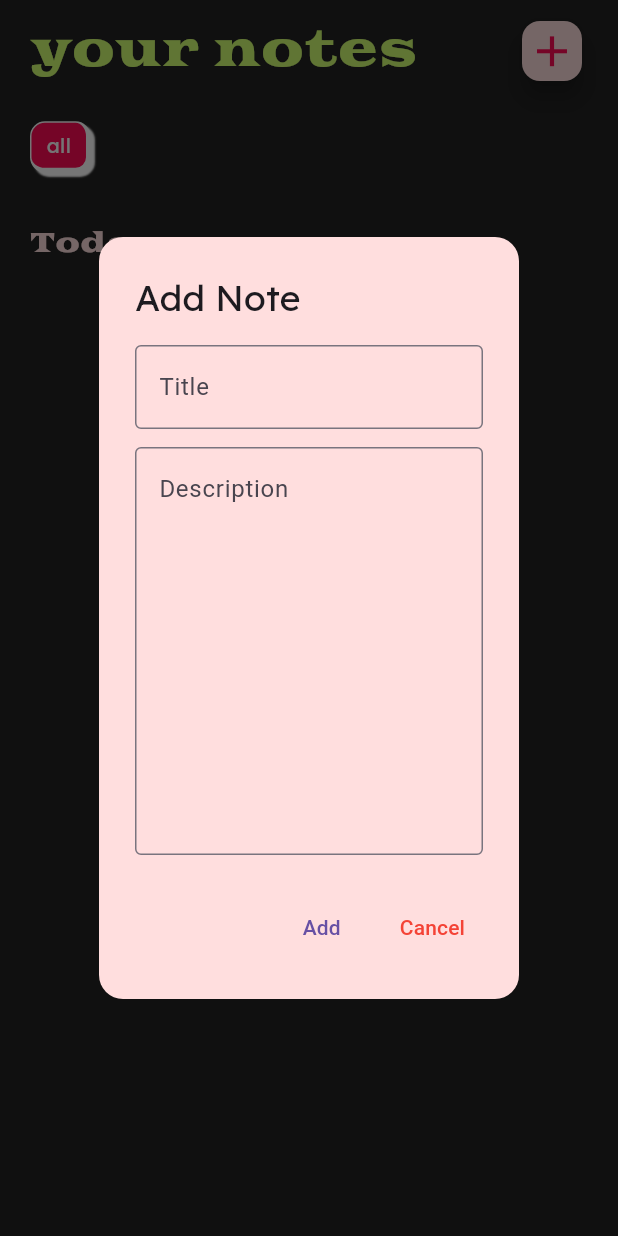
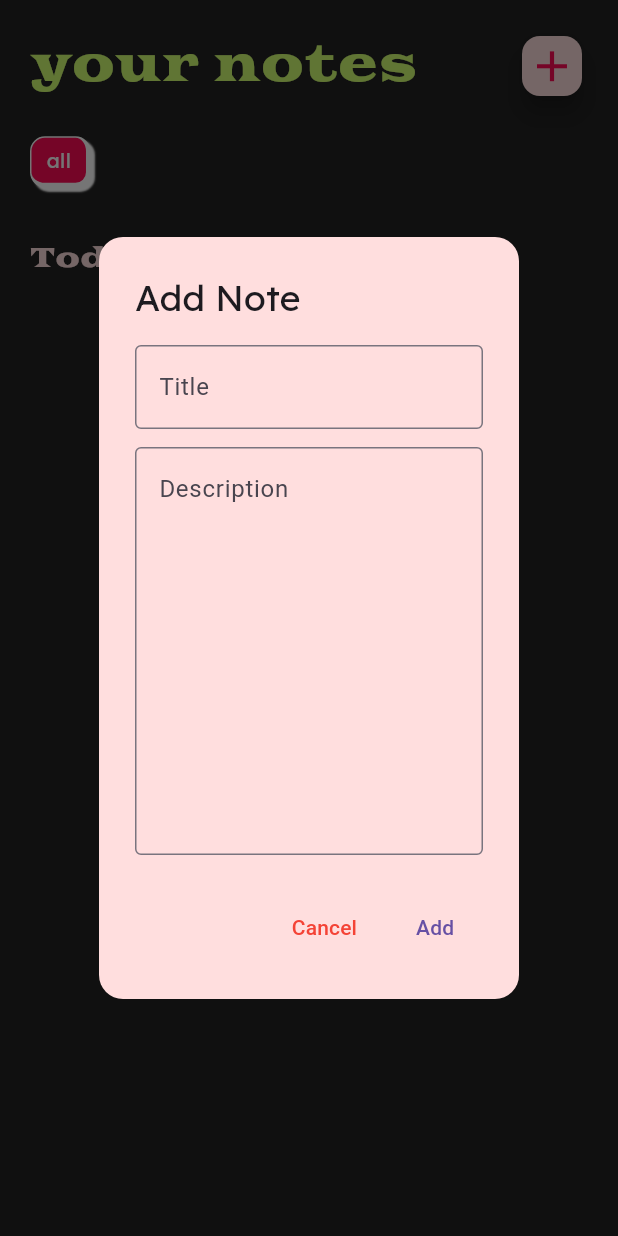
Before and after one commit to himayajawad19/Notes-DApp, a Flutter app: the screen it shows after launch, after a tap on the "add" icon, on a phone screen of 412 x 824 dp. Run offline on Flutter 3.47's test engine with Material 3 defaults, Android fonts, the phone set to English and light mode, and no system bars; our stand-ins replace flutter_screenutil, shimmer; missing offline and left inert: web3dart; statements that could not run were skipped.

Commit message:
contract updated, UI updated and update notes functionality added

```diff
--- a/notes_dapp/lib/models/notes_model.dart
+++ b/notes_dapp/lib/models/notes_model.dart
@@ -2,7 +2,8 @@ class NotesModel {
   final String title;
   final String description;
   final int id;
+  final DateTime time;
 
-  NotesModel({required this.title, required this.description, required this.id});
+  NotesModel({required this.time ,required this.title, required this.description, required this.id});
 
 }
--- a/notes_dapp/lib/screens/notesView.dart
+++ b/notes_dapp/lib/screens/notesView.dart
@@ -1,10 +1,11 @@
-import 'dart:math';
-
 import 'package:flutter/material.dart';
 import 'package:flutter_screenutil/flutter_screenutil.dart';
+import 'package:intl/intl.dart';
 import 'package:notes_dapp/screens/notesVm.dart';
 import 'package:notes_dapp/utils/AppColors.dart';
+import 'package:notes_dapp/utils/appConstants.dart';
 import 'package:provider/provider.dart';
+import 'package:shimmer/shimmer.dart';
 
 class Notesview extends StatelessWidget {
   Notesview({super.key});
@@ -27,10 +28,7 @@ class Notesview extends StatelessWidget {
           backgroundColor: AppColors.backgroundColor,
           body: SafeArea(
             child: Padding(
-              padding: const EdgeInsets.symmetric(
-                horizontal: 20.0,
-                vertical: 10,
-              ),
+              padding: const EdgeInsets.only(left: 20.0, right: 20.0, top: 20),
               child: Column(
                 mainAxisAlignment: MainAxisAlignment.start,
                 crossAxisAlignment: CrossAxisAlignment.start,
@@ -44,7 +42,6 @@ class Notesview extends StatelessWidget {
                           color: AppColors.accentColor2,
                           fontFamily: 'Goblin_One',
                           fontSize: 28.sp,
-                          // fontWeight: FontWeight.bold,
                         ),
                       ),
                       FloatingActionButton(
@@ -100,7 +97,65 @@ class Notesview extends StatelessWidget {
                     ),
                   ),
                   SizedBox(height: 30.h),
-                  Text(
+                  vm.isLoading
+                      ? Shimmer.fromColors(
+                        baseColor: Colors.grey.shade500,
+                        highlightColor: Colors.grey.shade300,
+                        child: Column(
+                          crossAxisAlignment: CrossAxisAlignment.start,
+                          children: [
+                            Container(
+                              decoration: BoxDecoration(
+                                color: Colors.white,
+                                borderRadius: BorderRadius.circular(8),
+                              ),
+                              height: 20.h,
+                              width: 80.w,
+                            ),
+                            SizedBox(height: 10.h),
+                            SizedBox(
+                              height: 500.h,
+                              child: ListView.builder(
+                                itemCount: 4,
+                                itemBuilder: (context, index) {
+                                  return Padding(
+                                    padding: const EdgeInsets.all(8.0),
+                                    child: Column(
+                                      mainAxisAlignment: MainAxisAlignment.start,
+                                      crossAxisAlignment: CrossAxisAlignment.start,
+                                      children: [
+                                        Container(
+                                          decoration: BoxDecoration(
+                                            color: Colors.white,
+                                            borderRadius: BorderRadius.circular(
+                                              8,
+                                            ),
+                                          ),
+                                          height: 20.h,
+                                          width: 40.w,
+                                        ),
+                                        SizedBox(height: 4.h),
+                                        Container(
+                                          width: double.infinity,
+                                          height: 100.h,
+                                          padding: EdgeInsets.all(16),
+                                          decoration: BoxDecoration(
+                                            color: Colors.white,
+                                            borderRadius: BorderRadius.circular(
+                                              8,
+                                            ),
+                                          ),
+                                        ),
+                                      ],
+                                    ),
+                                  );
+                                },
+                              ),
+                            ),
+                          ],
+                        ),
+                      )
+                      : Text(
                         "Today",
                         style: TextStyle(
                           color: AppColors.secondaryColor,
@@ -113,13 +168,16 @@ class Notesview extends StatelessWidget {
                     child: ListView.builder(
                       itemCount: vm.notes.length,
                       itemBuilder: (context, index) {
+                        vm.notes.sort((a, b) => b.time.compareTo(a.time));
                         return Padding(
                           padding: const EdgeInsets.all(8.0),
                           child: Column(
                             crossAxisAlignment: CrossAxisAlignment.start,
                             children: [
                               Text(
-                                '6:22 pm',
+                                DateFormat(
+                                  "HH:mm",
+                                ).format(vm.notes[index].time),
                                 style: TextStyle(
                                   fontSize: 14.sp,
                                   color: Colors.white70,
@@ -145,7 +203,7 @@ class Notesview extends StatelessWidget {
                                         children: [
                                           Expanded(
                                             child: Text(
-                                              vm.notes[index].description,
+                                              vm.notes[index].title,
                                               style: TextStyle(
                                                 fontSize: 18.sp,
                                                 color: Colors.white,
@@ -156,6 +214,17 @@ class Notesview extends StatelessWidget {
                                           ),
                                           Spacer(),
                                           InkWell(
+                                            onTap: () {
+                                              vm.isEdit = true;
+                                              vm.setData(index);
+                                              Appconstants.noteId = index;
+                                              showDialog(
+                                                context: context,
+                                                builder:
+                                                    (context) =>
+                                                        addNoteBox(context, vm),
+                                              );
+                                            },
                                             child: Icon(
                                               Icons.edit,
                                               size: 16.sp,
@@ -177,7 +246,7 @@ class Notesview extends StatelessWidget {
                                         ],
                                       ),
                                       Text(
-                                        vm.notes[index].title,
+                                        vm.notes[index].description,
                                         style: TextStyle(color: Colors.white),
                                       ),
                                     ],
@@ -204,7 +273,7 @@ class Notesview extends StatelessWidget {
       backgroundColor: AppColors.secondaryColor,
       shape: RoundedRectangleBorder(borderRadius: BorderRadius.circular(16)),
       title: Text(
-        'Add Note',
+        vm.isEdit ? 'Edit Note' : 'Add Note',
         style: TextStyle(fontFamily: "Lexend", fontWeight: FontWeight.w300),
       ),
       content: SingleChildScrollView(
@@ -235,21 +304,27 @@ class Notesview extends StatelessWidget {
       actions: [
         TextButton(
           onPressed: () {
-            String title = vm.titleController.text;
-            String description = vm.descriptionController.text;
-            vm.createNote(title, description);
-            Navigator.of(context).pop(); // Close dialog
-          },
-          child: Text('Add'),
-        ),
-        TextButton(
-          onPressed: () {
             // Delete action
+            vm.titleController.clear();
+            vm.descriptionController.clear();
             Navigator.of(context).pop(); // Close dialog
           },
           style: TextButton.styleFrom(foregroundColor: Colors.red),
           child: Text('Cancel'),
         ),
+        TextButton(
+          onPressed: () {
+            String title = vm.titleController.text;
+            String description = vm.descriptionController.text;
+            vm.isEdit
+                ? vm.editNote(Appconstants.noteId, title, description)
+                : vm.createNote(title, description);
+            vm.titleController.clear();
+            vm.descriptionController.clear();
+            Navigator.of(context).pop(); // Close dialog
+          },
+          child: Text(vm.isEdit ? 'Edit Note' : 'Add'),
+        ),
       ],
     );
   }
--- a/notes_dapp/lib/screens/notesVm.dart
+++ b/notes_dapp/lib/screens/notesVm.dart
@@ -17,7 +17,7 @@ class Notesvm extends ChangeNotifier {
   final String _rpcUrl = 'http://10.0.2.2:7545';
   final String _wscUrl = 'ws://10.0.2.2:7545';
   final String _privateKey =
-      "0x23e5a98536a91dfbcda641f2f7d46bbb0b56a51dc5eaa35146d56d72c084aa5d";
+      "0x9e56e4f9eb05e02eecc61c8d77611c0f90329945aa95ebc1597a1042b02ee079";
   late Web3Client _web3Client;
   late ContractAbi _contractAbi;
   late EthereumAddress _contractAddress;
@@ -28,6 +28,21 @@ class Notesvm extends ChangeNotifier {
   late ContractFunction _editNote;
   late ContractFunction _notes;
   late ContractFunction _noteCount;
+  bool _isEdit = false;
+  bool _isLoading = false;
+
+  bool get isEdit => _isEdit;
+  bool get isLoading => _isLoading;
+
+  set isEdit(bool value) {
+    _isEdit = value;
+    notifyListeners();
+  }
+
+  set isLoading(bool value) {
+    _isLoading = value;
+    notifyListeners();
+  }
 
   Notesvm() {
     init();
@@ -35,7 +50,9 @@ class Notesvm extends ChangeNotifier {
 
   // Initializing web3client
   Future init() async {
-    await Future.delayed(Duration(seconds: 2));
+    // await Future.delayed(Duration(seconds: 2));
+    isLoading = true;
+    notifyListeners();
     _web3Client = Web3Client(
       _rpcUrl,
       http.Client(),
@@ -48,6 +65,8 @@ class Notesvm extends ChangeNotifier {
     await getCred();
     await getDeployedContract();
     await getNotes();
+     isLoading = false;
+        notifyListeners();
   }
 
   // Getting Abi
@@ -59,7 +78,7 @@ class Notesvm extends ChangeNotifier {
       "Notes.json",
     );
     _contractAddress = EthereumAddress.fromHex(
-      "0xf55a0E16d7E786339DfAd25E5E2b391D87Dd5D9e",
+      "0xAB8801EA0993Df6aBF6d0bba491d223567e00709",
     );
   }
 
@@ -77,6 +96,8 @@ class Notesvm extends ChangeNotifier {
   }
 
   Future<void> getNotes() async {
+       isLoading = true;
+       notifyListeners();
     List totalTaskList = await _web3Client.call(
       contract: _deployedContract,
       function: _noteCount,
@@ -93,15 +114,19 @@ class Notesvm extends ChangeNotifier {
       if (temp[1] != "") {
         notes.add(
           NotesModel(
-            title: temp[2],
-            description: temp[1],
+            time: DateTime.fromMillisecondsSinceEpoch(
+              (temp[3] as BigInt).toInt() * 1000,
+            ),
+
+            title: temp[1],
+            description: temp[2],
             id: (temp[0] as BigInt).toInt(),
           ),
         );
       }
-      log("Note ID: ${temp[2]}, Title: ${temp[0]}");
+      log("Note ID: ${temp[2]}}");
     }
-
+isLoading= false;
     notifyListeners();
   }
 
@@ -116,12 +141,14 @@ class Notesvm extends ChangeNotifier {
         parameters: [title, description],
       ),
     );
+
     notifyListeners();
     getNotes();
   }
 
   Future<void> deleteNote(int id) async {
     log(id.toString());
+
     await _web3Client.sendTransaction(
       chainId: 1337,
       fetchChainIdFromNetworkId: false,
@@ -135,4 +162,28 @@ class Notesvm extends ChangeNotifier {
     notifyListeners();
     getNotes();
   }
+
+  Future<void> editNote(int noteId, String title, String description) async {
+    log(noteId.toString());
+    await _web3Client.sendTransaction(
+      chainId: 1337,
+      fetchChainIdFromNetworkId: false,
+      _creds,
+      Transaction.callContract(
+        contract: _deployedContract,
+        function: _editNote,
+        parameters: [BigInt.from(noteId), title, description],
+      ),
+    );
+    notifyListeners();
+    getNotes();
+  }
+
+  void setData(int index) {
+    if (isEdit) {
+      titleController.text = notes[index].title;
+      descriptionController.text = notes[index].description;
+    }
+    notifyListeners();
+  }
 }
--- /dev/null
+++ b/notes_dapp/lib/utils/appConstants.dart
@@ -0,0 +1,4 @@
+class Appconstants {
+  Appconstants._();
+  static int noteId = 0;
+}
--- a/notes_dapp/pubspec.yaml
+++ b/notes_dapp/pubspec.yaml
@@ -2,7 +2,7 @@ name: notes_dapp
 description: "A new Flutter project."
 # The following line prevents the package from being accidentally published to
 # pub.dev using `flutter pub publish`. This is preferred for private packages.
-publish_to: 'none' # Remove this line if you wish to publish to pub.dev
+publish_to: "none" # Remove this line if you wish to publish to pub.dev
 
 # The following defines the version and build number for your application.
 # A version number is three numbers separated by dots, like 1.2.43
@@ -39,6 +39,8 @@ dependencies:
   flutter_screenutil: ^5.9.3
   http: ^1.3.0
   web_socket_channel: ^3.0.2
+  intl: ^0.20.2
+  shimmer: ^3.0.0
 
 dev_dependencies:
   flutter_test:
@@ -56,7 +58,6 @@ dev_dependencies:
 
 # The following section is specific to Flutter packages.
 flutter:
-
   # The following line ensures that the Material Icons font is
   # included with your application, so that you can use the icons in
   # the material Icons class.
```
Also changed, not shown: notes_dapp/pubspec.lock, 1 other file. Lines whose indentation alone changed are shown as unchanged.
